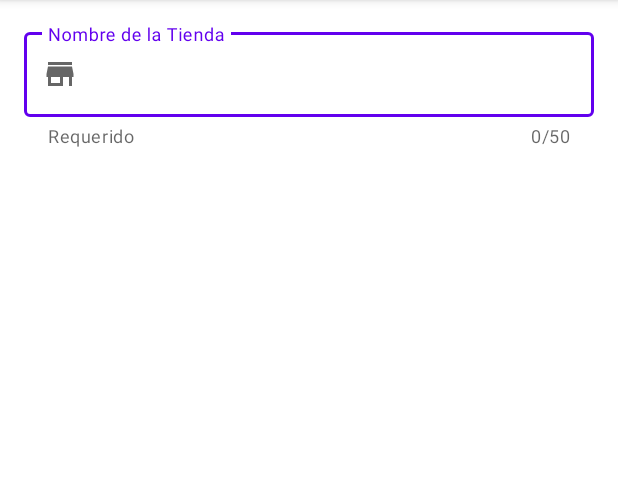
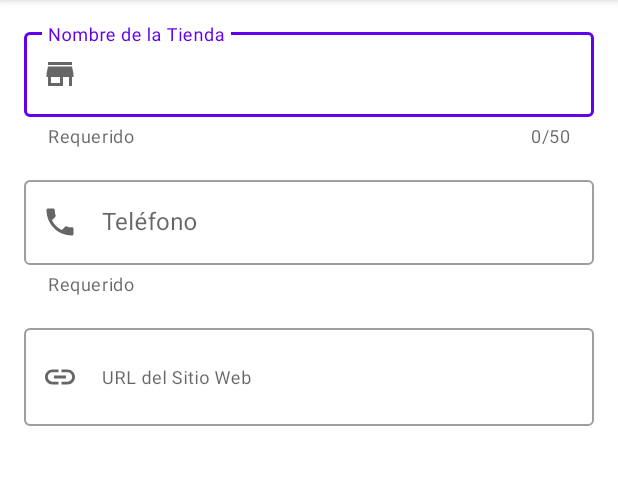
Before and after one commit to Nolo-98/Proyecto-App-Stores, an Android app: the fragment EditStoreFragment shown on its own in the app's theme, on a phone screen of 412 x 824 dp, the part 84-569 px from its top. Run offline under Robolectric (Android 15) with nearby library versions, the phone set to English and light mode, and no system bars.

Commit message:
TextField: teléfono y sitio web

```diff
--- a/app/src/main/res/layout/fragment_edit_store.xml
+++ b/app/src/main/res/layout/fragment_edit_store.xml
@@ -23,14 +23,49 @@
             app:counterEnabled="true"
             app:startIconDrawable="@drawable/ic_store"
             style="@style/Widget.MaterialComponents.TextInputLayout.OutlinedBox">
-
             <com.google.android.material.textfield.TextInputEditText
                 android:id="@+id/etName"
                 android:layout_width="match_parent"
                 android:layout_height="wrap_content"
                 android:maxLength="@integer/counter_max_name"
                 android:inputType="textCapWords"/>
+        </com.google.android.material.textfield.TextInputLayout>
 
+        <com.google.android.material.textfield.TextInputLayout
+            android:id="@+id/tilPhone"
+            android:layout_width="match_parent"
+            android:layout_height="match_parent"
+            android:layout_marginTop="@dimen/common_padding_default"
+            android:hint="@string/hint_phone"
+            app:helperText="@string/helper_required"
+            app:endIconMode="clear_text"
+            app:startIconDrawable="@drawable/ic_local_phone"
+            style="@style/Widget.MaterialComponents.TextInputLayout.OutlinedBox">
+            <com.google.android.material.textfield.TextInputEditText
+                android:id="@+id/etPhone"
+                android:layout_width="match_parent"
+                android:layout_height="wrap_content"
+                android:maxLength="@integer/counter_max_phone"
+                android:inputType="phone"/>
+        </com.google.android.material.textfield.TextInputLayout>
+
+        <com.google.android.material.textfield.TextInputLayout
+            android:layout_width="match_parent"
+            android:layout_height="wrap_content"
+            android:layout_marginTop="@dimen/common_padding_default"
+            android:hint="@string/hint_website"
+            app:endIconMode="clear_text"
+            app:startIconDrawable="@drawable/ic_link"
+            style="@style/Widget.MaterialComponents.TextInputLayout.OutlinedBox">
+            <com.google.android.material.textfield.TextInputEditText
+                android:id="@+id/etWebsite"
+                android:layout_width="match_parent"
+                android:layout_height="wrap_content"
+                android:textAppearance="?attr/textAppearanceCaption"
+                android:textColor="@color/color_link"
+                android:maxLines="@integer/lines_url_website"
+                android:minLines="@integer/lines_url_website"
+                android:inputType="textMultiLine"/>
         </com.google.android.material.textfield.TextInputLayout>
 
     </LinearLayout>
--- a/app/src/main/res/values/colors.xml
+++ b/app/src/main/res/values/colors.xml
@@ -9,4 +9,5 @@
     <color name="white">#FFFFFFFF</color>
 
     <color name="color_white_t">#CCFFFFFF</color>
+    <color name="color_link">#0D47A1</color>
 </resources>
--- a/app/src/main/res/values/integers.xml
+++ b/app/src/main/res/values/integers.xml
@@ -1,4 +1,6 @@
 <?xml version="1.0" encoding="utf-8"?>
 <resources>
     <integer name="counter_max_name">50</integer>
+    <integer name="counter_max_phone">13</integer>
+    <integer name="lines_url_website">2</integer>
 </resources>
--- a/app/src/main/res/values/strings.xml
+++ b/app/src/main/res/values/strings.xml
@@ -6,4 +6,6 @@
     <string name="hello_blank_fragment">Hello blank fragment</string>
     <string name="hint_name">Nombre de la Tienda</string>
     <string name="helper_required">Requerido</string>
+    <string name="hint_phone">Teléfono</string>
+    <string name="hint_website">URL del Sitio Web</string>
 </resources>
```
